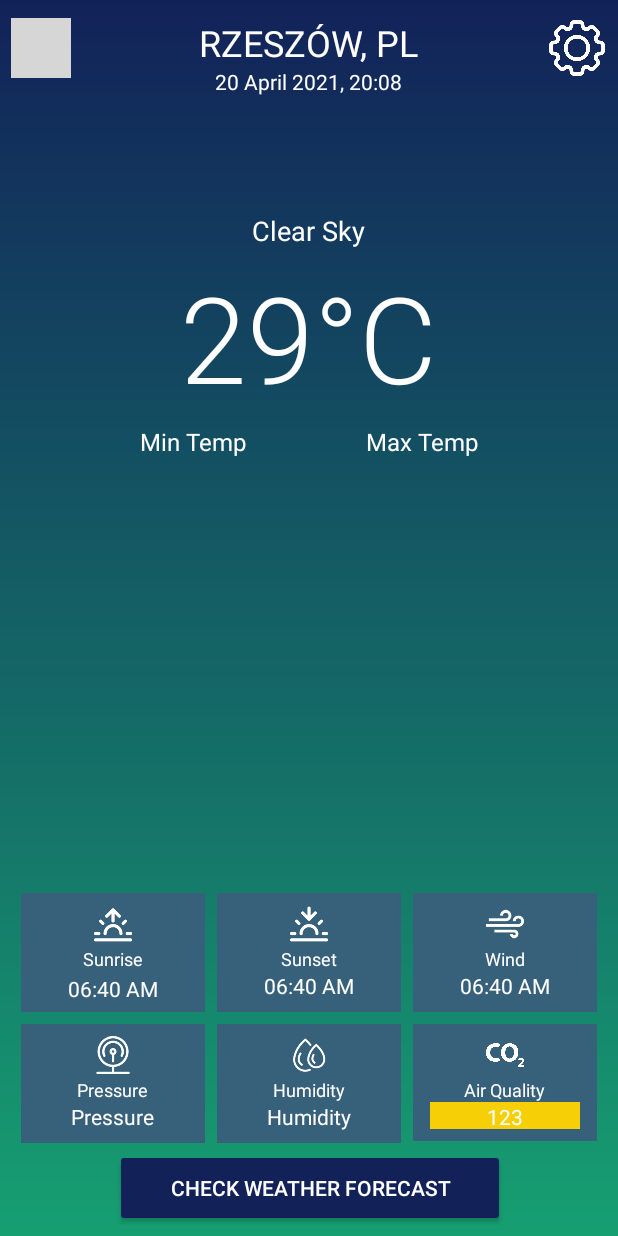
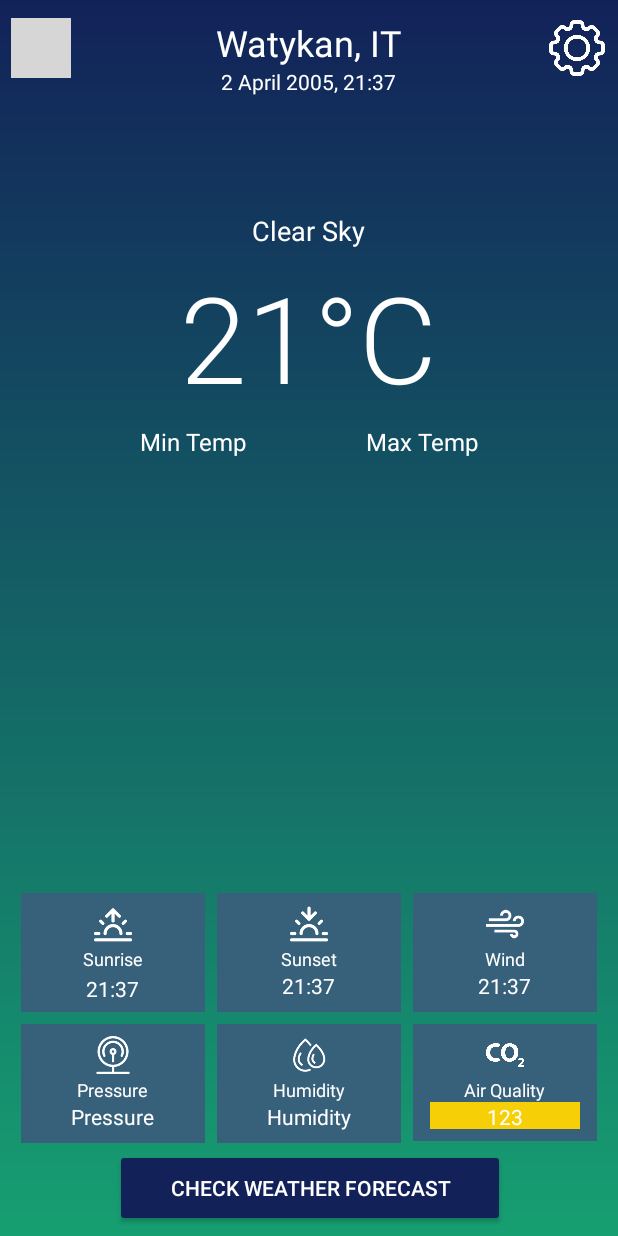
Before and after one commit to Krystian120413/WeatherApp, an Android app: the screen it shows after launch (MainActivity), on a phone screen of 412 x 824 dp. Run offline under Robolectric (Android 15) with nearby library versions, the phone set to English and light mode, and no system bars; 1 statement that could not run was skipped; grey boxes are pictures that could not be loaded.

Commit message:
Fixed timezones, added papaj time on "no location"

```diff
--- a/app/src/main/res/values/strings.xml
+++ b/app/src/main/res/values/strings.xml
@@ -1,7 +1,7 @@
 <resources>
     <string name="app_name">WeatherAplication</string>
     <string name="sunrise">Sunrise</string>
-    <string name="city">RZESZÓW, PL</string>
+    <string name="city">Watykan, IT</string>
     <string name="pressure">Pressure</string>
     <string name="wind">Wind</string>
     <string name="sunset">Sunset</string>
@@ -9,11 +9,11 @@
     <string name="humidity">Humidity</string>
     <string name="aqi">0</string>
     <string name="something_went_wrong">Something went wrong</string>
-    <string name="time">06:40 AM</string>
-    <string name="date">20 April 2021, 20:08</string>
+    <string name="time">21:37</string>
+    <string name="date">2 April 2005, 21:37</string>
     <string name="clear_sky">Clear Sky</string>
     <string name="max_temp">Max Temp</string>
     <string name="min_temp">Min Temp</string>
-    <string name="temp">29°C</string>
+    <string name="temp">21°C</string>
     <string name="btn">button</string>
 </resources>
```
Also changed, not shown: app/src/main/java/com/project/weatheraplication/MainActivity.kt (+8 -4 lines).
